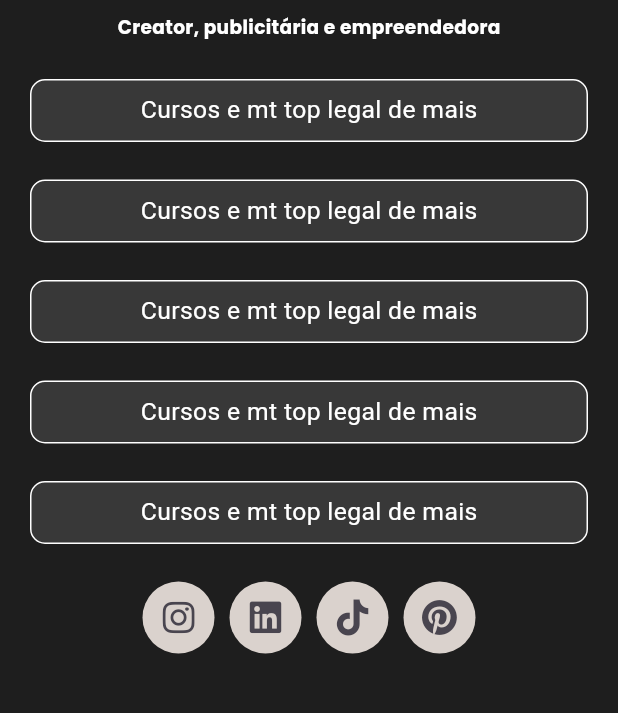
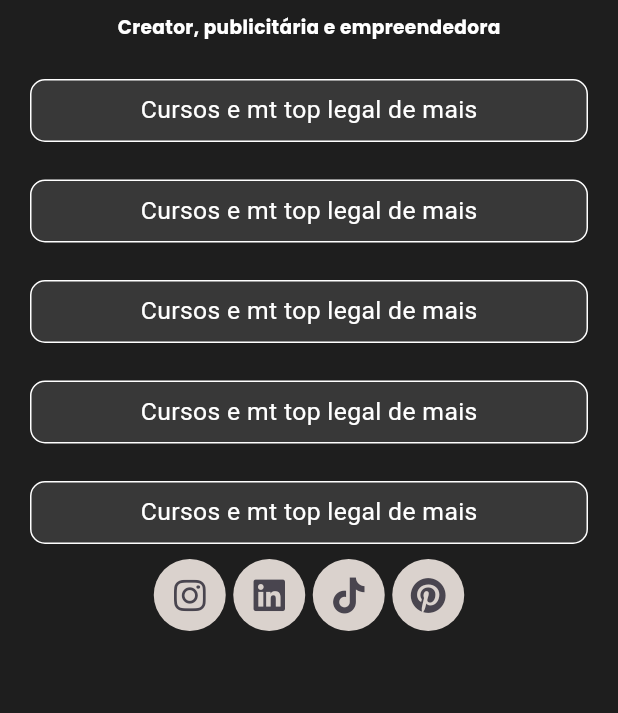
Before and after one commit to alvaro-carlisbino/lunaboneti, a Flutter app: the screen it shows after launch, on a phone screen of 412 x 824 dp, the part 353-1066 px from its top. Run offline on Flutter 3.47's test engine with Material 3 defaults, Android fonts, the phone set to English and light mode, and no system bars; our stand-ins replace font_awesome_flutter, get, google_fonts.

Commit message:
icon reformuled

```diff
--- a/lib/main.dart
+++ b/lib/main.dart
@@ -245,11 +245,11 @@ class _MainAppState extends State<MainApp> {
                     ),
                   ),
                   Center(
-                    child: Container(
-                      margin: EdgeInsets.only(top: 25),
+                    child: Padding(
+                      padding: const EdgeInsets.all(10),
                       child: Row(
                           mainAxisAlignment: MainAxisAlignment.center,
-                        spacing: 10,
+                          spacing: 5,
                           children: [
                             Container(
                               decoration: BoxDecoration(
@@ -295,6 +295,7 @@ class _MainAppState extends State<MainApp> {
                         ),
                     ),
                     ),
+
                 ],
               ),
             ),
```
Lines whose indentation alone changed are shown as unchanged.
